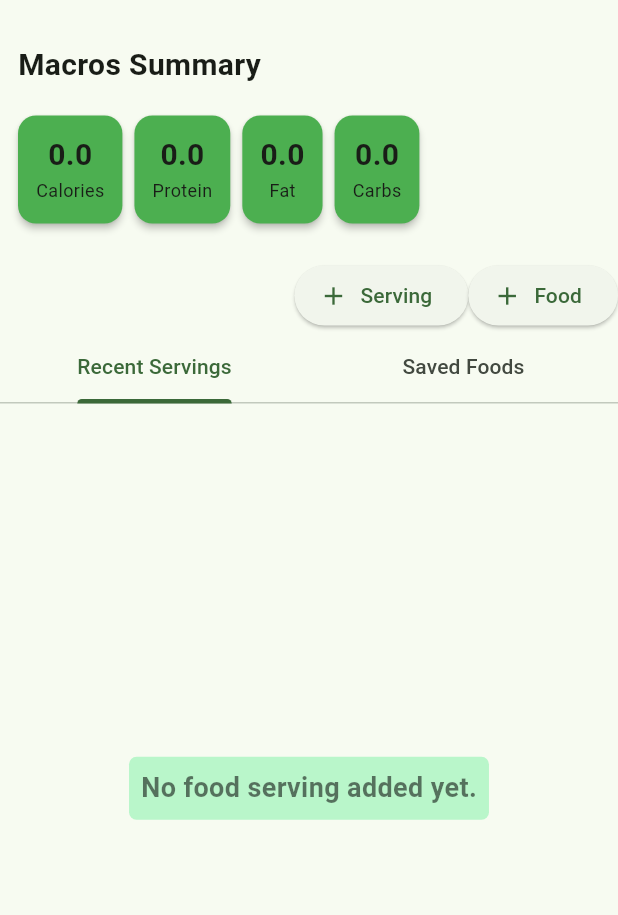
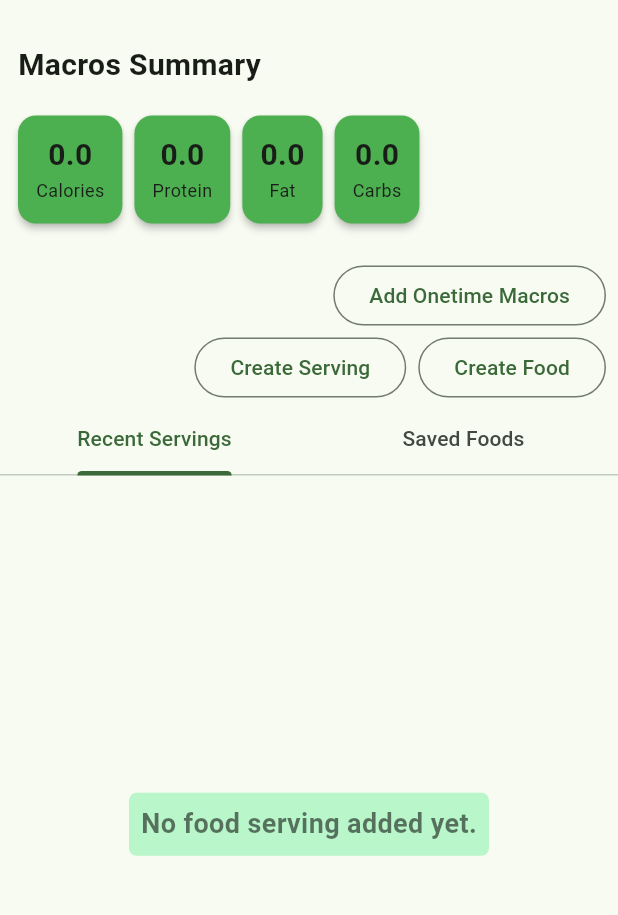
Before and after one commit to ashishtandon2000/macro_diary, a Flutter app: the screen it shows after launch, on a phone screen of 412 x 824 dp, the part 63-978 px from its top. Run offline on Flutter 3.47's test engine with Material 3 defaults, Android fonts, the phone set to English and light mode, and no system bars; our stand-ins replace shared_preferences.

Commit message:
added functionality of onetime macors adding

```diff
--- a/lib/features/home_screen/view/home_screen.dart
+++ b/lib/features/home_screen/view/home_screen.dart
@@ -1,6 +1,7 @@
 import 'package:flutter/material.dart';
 import 'package:macro_diary/common/common.dart';
 import 'package:macro_diary/features/home_screen/view/widgets/food_list_tile.dart';
+import 'package:macro_diary/features/home_screen/view/widgets/onetime_macros.dart';
 import 'package:macro_diary/features/home_screen/view/widgets/summary.dart';
 import 'package:macro_diary/features/home_screen/view_model/home_screen_viewmodel.dart';
 import 'package:macro_diary/features/manage_food_and_serving/view_models/manage_food_viewmodel.dart';
@@ -141,29 +142,45 @@ class _HomeScreenState extends State<HomeScreen> {
   }
 
   Widget _optionsRow() {
-    final foods = context.read<HomeScreenViewmodel>().foodItems;
+    final mv = context.read<HomeScreenViewmodel>();
 
-    return Row(
+    return Padding(
+      padding: const EdgeInsets.symmetric(horizontal: 8.0),
+      child: Column(
+        crossAxisAlignment: CrossAxisAlignment.end,
+        children: [ // This is your "pre-text"
+          OutlinedButton(
+            onPressed: (){
+              showDialog(context: context, builder: (context)=> Dialog(
+                child: OneTimeMacrosInput(
+                  saveMacrosFunc: mv.updateUsingMacros,
+                ),
+              ));
+            },
+            child: const Text("Add Onetime Macros"),
+          ),
+          Row(
+            spacing: 8,
             mainAxisAlignment: MainAxisAlignment.end,
             children: [
-        ElevatedButton.icon(
+              OutlinedButton(
                 onPressed: (){
-            _navigateToManageServing(foods: foods);
+                  _navigateToManageServing(foods: mv.foodItems);
                 },
-          label: const Text("Serving"),
-          icon: const Icon(Icons.add, size: 20),
+                child: const Text("Create Serving"),
               ),
-        ElevatedButton.icon(
+              OutlinedButton(
                 onPressed: _navigateToManageFood,
-          label: const Text("Food"),
-          icon: const Icon(
-            Icons.add,
-            size: 20,
-          ),
+                child: const Text("Create Food"),
               ),
             ],
+          ),
+        ],
+      ),
     );
   }
+
+
 
   _refreshScreen() {
     context.read<HomeScreenViewmodel>().loadContent();
--- a/lib/features/home_screen/view_model/home_screen_viewmodel.dart
+++ b/lib/features/home_screen/view_model/home_screen_viewmodel.dart
@@ -85,6 +85,11 @@ class HomeScreenViewmodel extends ChangeNotifier{
     notifyListeners();
   }
 
+  void updateUsingMacros(Macros macros) {
+    _updateSummary(macros);
+    notifyListeners();
+  }
+
   void updateUsingFoodServing(FoodServing serving) async{
 
     final relativeFood = await _foodRepo.get(serving.foodId);
--- a/lib/main.dart
+++ b/lib/main.dart
@@ -1,7 +1,6 @@
 import 'package:flutter/material.dart';
 import 'package:macro_diary/features/home_screen/view/home_screen.dart';
 import 'package:macro_diary/features/home_screen/view_model/home_screen_viewmodel.dart';
-import 'package:macro_diary/features/manage_food_and_serving/view_models/manage_serving_viewmodel.dart';
 import 'package:macro_diary/repositories/db.dart';
 import 'package:macro_diary/repositories/food_item_repository.dart';
 import 'package:macro_diary/repositories/food_serving_repository.dart';
--- a/todo.txt
+++ b/todo.txt
@@ -1,5 +1,4 @@
 TODO before 1st version:
-- delete functionality
 - onetime macros
 
 TODO:
```
Also changed, not shown: pubspec.lock, 14 other files. Lines whose indentation alone changed are shown as unchanged.
